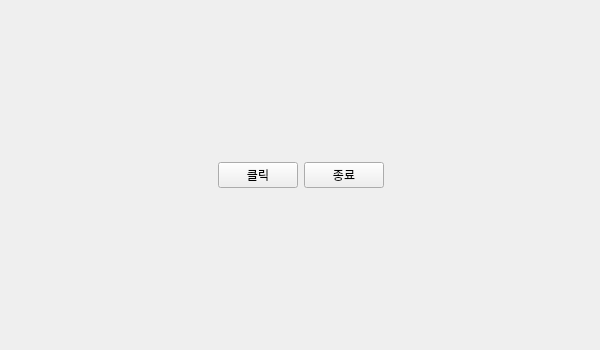
Above: toyproject/sampleqt.ui from hyebinrk/java-database-2025 before the change. Below: the same form after it.
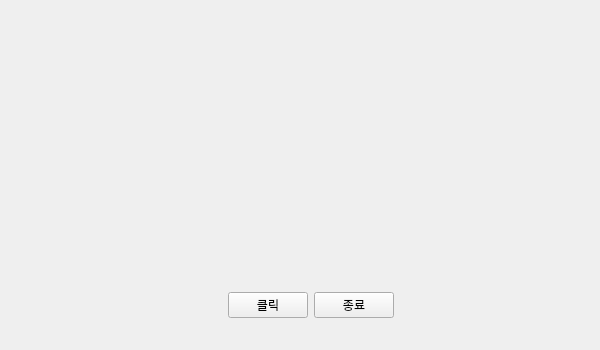
That is the form after the change.

Commit message: 오전커밋

```diff
--- a/toyproject/sampleqt.ui
+++ b/toyproject/sampleqt.ui
@@ -18,9 +18,9 @@
     <property name="geometry">
      <rect>
       <x>20</x>
-      <y>10</y>
-      <width>561</width>
-      <height>331</height>
+      <y>270</y>
+      <width>581</width>
+      <height>71</height>
      </rect>
     </property>
     <layout class="QVBoxLayout" name="verticalLayout">
```
The commit also changes 2 other files.
